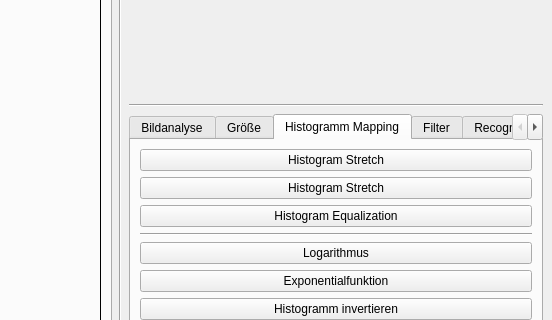
Above: src/Playground_UI.ui from pixel-power-team/image-playground-app before the change; both pictures show x 707 to 1259 and y 202 to 522 of the 1259 by 858 pixel window. Below: the same form after it.
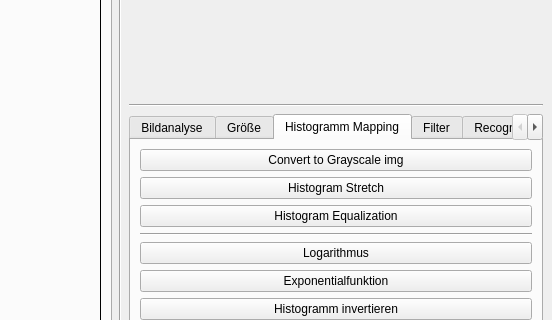
That is the form after the change. The open tabs and pages were chosen to show the change. Custom widgets are drawn as their Qt base class.

```diff
--- a/src/Playground_UI.ui
+++ b/src/Playground_UI.ui
@@ -571,7 +571,7 @@
            <item>
              <widget class="QPushButton" name="pushButton_convert_to_grayscale">
               <property name="text">
-               <string>Histogram Stretch</string>
+               <string>Convert to Grayscale img</string>
               </property>
              </widget>
             </item>
```
